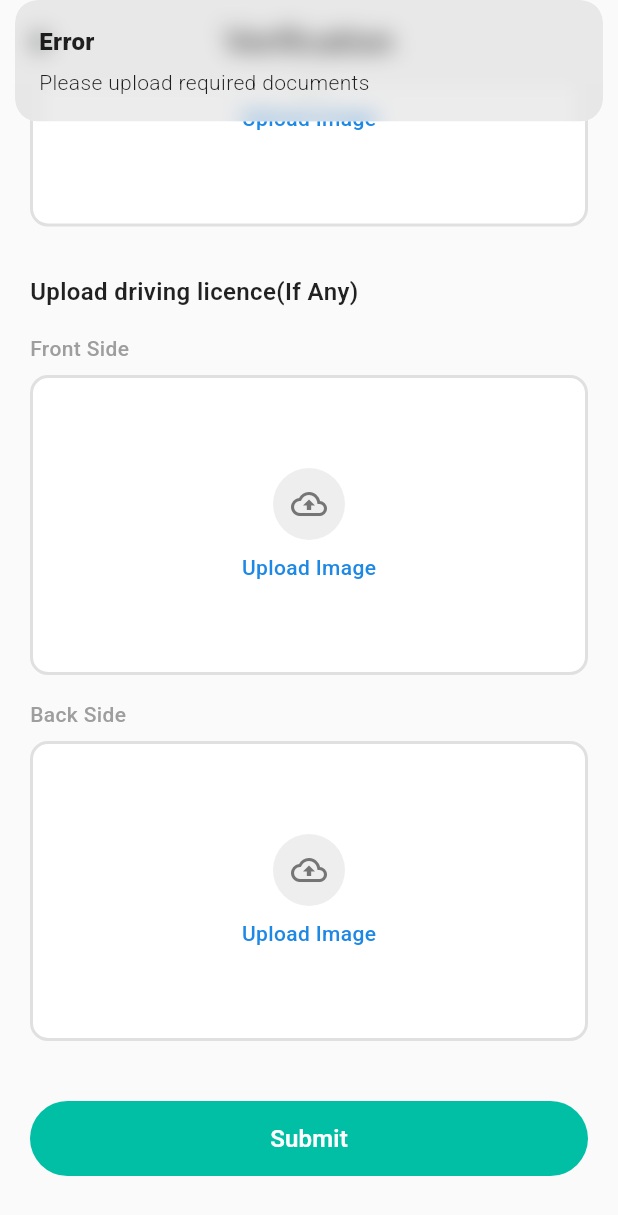
After one commit to smnasimahmed/go_connect, a Flutter app: the ReSubmitKycPage screen opened by its route, scrolled down 436 dp, after a tap on "Submit", on a phone screen of 412 x 824 dp. The commit adds this screen. Shown: the top 1215 px of the screen. Run offline on Flutter 3.47's test engine with Material 3 defaults, Android fonts, the phone set to English and light mode, and no system bars; our stand-ins replace carousel_slider, dotted_line, flutter_rating_bar, flutter_svg, geocoding, geolocator and 7 more; missing offline and left inert: multi_image_picker_view; accounts and stored records are empty.

Commit message:
Update KYC UI Completed

```diff
--- a/lib/constant/const_icons.dart
+++ b/lib/constant/const_icons.dart
@@ -20,6 +20,7 @@ class ConstIcons {
   static const String termsAndConditions =
       'assets/icons/profile_icons/termsAndConditions.svg';
   static const String cameraIcon = 'assets/icons/profile_icons/cameraIcon.svg';
+  static const String reSubmitKYC = 'assets/icons/profile_icons/reSubmitKYC.svg';
 
   // Other icon
   static const String carsIcon = 'assets/icons/car_icon.svg';
--- a/lib/constant/const_string.dart
+++ b/lib/constant/const_string.dart
@@ -130,6 +130,7 @@ class ConstString {
   static const String editProfileInformation = 'Edit Profile Information';
   static const String switchIntoHost = 'Switch Into Host';
   static const String chooseLanguage = 'Choose Language';
+  static const String reSubmitKYC = 'Re-submit KYC';
   static const String changePassword = 'Change Password';
   static const String currrentPassword = 'Current Password';
   static const String enterNewpassword = 'Enter New Password';
--- /dev/null
+++ b/lib/profile_screen/re_submit_kyc_screen/controller/re_submit_kyc_controller.dart
@@ -0,0 +1,222 @@
+import 'package:get/get.dart';
+import 'package:image_picker/image_picker.dart';
+import 'package:flutter/material.dart';
+
+class ReSubmitKycController extends GetxController {
+  final ImagePicker _picker = ImagePicker();
+
+  // Four variables for different image paths
+  String? photoIdFrontPath;
+  String? photoIdBackPath;
+  String? drivingLicenceFrontPath;
+  String? drivingLicenceBackPath;
+
+  // API image URLs (if available from API)
+  String? photoIdFrontUrl;
+  String? photoIdBackUrl;
+  String? drivingLicenceFrontUrl;
+  String? drivingLicenceBackUrl;
+
+  bool isSubmitting = false;
+
+  @override
+  void onInit() {
+    super.onInit();
+    // Initialize with API data if available
+    loadExistingImages();
+  }
+
+  void loadExistingImages() {
+    // This method will be called when you integrate API
+    // For now, keeping it empty
+    // You can set the URL values here when API is integrated
+    update();
+  }
+
+  Future<void> pickPhotoIdFront() async {
+    await _pickImage((path) {
+      photoIdFrontPath = path;
+      update();
+    });
+  }
+
+  Future<void> pickPhotoIdBack() async {
+    await _pickImage((path) {
+      photoIdBackPath = path;
+      update();
+    });
+  }
+
+  Future<void> pickDrivingLicenceFront() async {
+    await _pickImage((path) {
+      drivingLicenceFrontPath = path;
+      update();
+    });
+  }
+
+  Future<void> pickDrivingLicenceBack() async {
+    await _pickImage((path) {
+      drivingLicenceBackPath = path;
+      update();
+    });
+  }
+
+  Future<void> _pickImage(Function(String?) onImagePicked) async {
+    try {
+      final XFile? image = await _picker.pickImage(
+        source: ImageSource.gallery,
+        maxWidth: 1800,
+        maxHeight: 1800,
+        imageQuality: 85,
+      );
+
+      if (image != null) {
+        onImagePicked(image.path);
+      }
+    } catch (e) {
+      Get.snackbar('Error', 'Failed to pick image: $e');
+    }
+  }
+
+  Future<void> takePhotoIdFront() async {
+    await _takePhoto((path) {
+      photoIdFrontPath = path;
+      update();
+    });
+  }
+
+  Future<void> takePhotoIdBack() async {
+    await _takePhoto((path) {
+      photoIdBackPath = path;
+      update();
+    });
+  }
+
+  Future<void> takeDrivingLicenceFront() async {
+    await _takePhoto((path) {
+      drivingLicenceFrontPath = path;
+      update();
+    });
+  }
+
+  Future<void> takeDrivingLicenceBack() async {
+    await _takePhoto((path) {
+      drivingLicenceBackPath = path;
+      update();
+    });
+  }
+
+  Future<void> _takePhoto(Function(String?) onImageTaken) async {
+    try {
+      final XFile? image = await _picker.pickImage(
+        source: ImageSource.camera,
+        maxWidth: 1800,
+        maxHeight: 1800,
+        imageQuality: 85,
+      );
+
+      if (image != null) {
+        onImageTaken(image.path);
+      }
+    } catch (e) {
+      Get.snackbar('Error', 'Failed to take photo: $e');
+    }
+  }
+
+  void showImageSourceOptions(String imageType) {
+    Get.bottomSheet(
+      Container(
+        padding: const EdgeInsets.all(20),
+        decoration: const BoxDecoration(
+          color: Colors.white,
+          borderRadius: BorderRadius.only(
+            topLeft: Radius.circular(20),
+            topRight: Radius.circular(20),
+          ),
+        ),
+        child: Column(
+          mainAxisSize: MainAxisSize.min,
+          children: [
+            const Text(
+              'Select Image Source',
+              style: TextStyle(fontSize: 18, fontWeight: FontWeight.bold),
+            ),
+            const SizedBox(height: 20),
+            ListTile(
+              leading: const Icon(Icons.camera_alt),
+              title: const Text('Camera'),
+              onTap: () {
+                Get.back();
+                _handleImageSelection(imageType, true);
+              },
+            ),
+            ListTile(
+              leading: const Icon(Icons.photo_library),
+              title: const Text('Gallery'),
+              onTap: () {
+                Get.back();
+                _handleImageSelection(imageType, false);
+              },
+            ),
+          ],
+        ),
+      ),
+    );
+  }
+
+  void _handleImageSelection(String imageType, bool fromCamera) {
+    switch (imageType) {
+      case 'photoIdFront':
+        fromCamera ? takePhotoIdFront() : pickPhotoIdFront();
+        break;
+      case 'photoIdBack':
+        fromCamera ? takePhotoIdBack() : pickPhotoIdBack();
+        break;
+      case 'drivingLicenceFront':
+        fromCamera ? takeDrivingLicenceFront() : pickDrivingLicenceFront();
+        break;
+      case 'drivingLicenceBack':
+        fromCamera ? takeDrivingLicenceBack() : pickDrivingLicenceBack();
+        break;
+    }
+  }
+
+  bool get hasPhotoIdFront => photoIdFrontPath != null || photoIdFrontUrl != null;
+  bool get hasPhotoIdBack => photoIdBackPath != null || photoIdBackUrl != null;
+  bool get hasDrivingLicenceFront =>
+      drivingLicenceFrontPath != null || drivingLicenceFrontUrl != null;
+  bool get hasDrivingLicenceBack =>
+      drivingLicenceBackPath != null || drivingLicenceBackUrl != null;
+
+  bool get canSubmit => hasPhotoIdFront && hasPhotoIdBack;
+
+  Future<void> submitKyc() async {
+    if (!canSubmit) {
+      Get.snackbar('Error', 'Please upload required documents');
+      return;
+    }
+
+    isSubmitting = true;
+    update();
+
+    try {
+      // Simulate API call
+      await Future.delayed(const Duration(seconds: 2));
+
+      // Here you can integrate your API call
+      // Use the four path variables for API integration:
+      // - photoIdFrontPath
+      // - photoIdBackPath
+      // - drivingLicenceFrontPath
+      // - drivingLicenceBackPath
+
+      Get.snackbar('Success', 'KYC documents submitted successfully');
+      Get.back(); // Navigate back after successful submission
+    } catch (e) {
+      Get.snackbar('Error', 'Failed to submit KYC: $e');
+    } finally {
+      isSubmitting = false;
+      update();
+    }
+  }
+}
--- /dev/null
+++ b/lib/profile_screen/re_submit_kyc_screen/re_submit_kyc_page.dart
@@ -0,0 +1,278 @@
+import 'package:flutter/material.dart';
+import 'package:get/get.dart';
+import 'package:go_connect/constant/const_string.dart';
+import 'package:go_connect/custom_widget/appbar_blank_back_button.dart';
+import 'dart:io';
+import 'package:go_connect/profile_screen/re_submit_kyc_screen/controller/re_submit_kyc_controller.dart';
+// Import your controller file here
+// import 'resubmit_kyc_controller.dart';
+
+class ReSubmitKycPage extends StatelessWidget {
+  const ReSubmitKycPage({super.key});
+
+  @override
+  Widget build(BuildContext context) {
+    return Scaffold(
+      backgroundColor: Colors.grey[50],
+      appBar: appBarBlankWithBackButton(ConstString.verification),
+      body: GetBuilder<ReSubmitKycController>(
+        init: ReSubmitKycController(),
+        builder: (controller) => SingleChildScrollView(
+          padding: const EdgeInsets.all(20),
+          child: Column(
+            crossAxisAlignment: CrossAxisAlignment.start,
+            children: [
+              // Photo ID Card Section
+              const Text(
+                'Upload Photo ID card',
+                style: TextStyle(
+                  fontSize: 16,
+                  fontWeight: FontWeight.w600,
+                  color: Colors.black87,
+                ),
+              ),
+              const SizedBox(height: 16),
+
+              // Front Side
+              const Text(
+                'Front Side',
+                style: TextStyle(
+                  fontSize: 14,
+                  color: Colors.grey,
+                  fontWeight: FontWeight.w500,
+                ),
+              ),
+              const SizedBox(height: 8),
+              _buildImageUploadContainer(
+                hasImage: controller.hasPhotoIdFront,
+                imagePath: controller.photoIdFrontPath,
+                imageUrl: controller.photoIdFrontUrl,
+                onTap: () => controller.showImageSourceOptions('photoIdFront'),
+              ),
+
+              const SizedBox(height: 16),
+
+              // Back Side
+              const Text(
+                'Back Side',
+                style: TextStyle(
+                  fontSize: 14,
+                  color: Colors.grey,
+                  fontWeight: FontWeight.w500,
+                ),
+              ),
+              const SizedBox(height: 8),
+              _buildImageUploadContainer(
+                hasImage: controller.hasPhotoIdBack,
+                imagePath: controller.photoIdBackPath,
+                imageUrl: controller.photoIdBackUrl,
+                onTap: () => controller.showImageSourceOptions('photoIdBack'),
+              ),
+
+              const SizedBox(height: 32),
+
+              // Driving License Section
+              const Text(
+                'Upload driving licence(If Any)',
+                style: TextStyle(
+                  fontSize: 16,
+                  fontWeight: FontWeight.w600,
+                  color: Colors.black87,
+                ),
+              ),
+              const SizedBox(height: 16),
+
+              // Front Side
+              const Text(
+                'Front Side',
+                style: TextStyle(
+                  fontSize: 14,
+                  color: Colors.grey,
+                  fontWeight: FontWeight.w500,
+                ),
+              ),
+              const SizedBox(height: 8),
+              _buildImageUploadContainer(
+                hasImage: controller.hasDrivingLicenceFront,
+                imagePath: controller.drivingLicenceFrontPath,
+                imageUrl: controller.drivingLicenceFrontUrl,
+                onTap: () => controller.showImageSourceOptions('drivingLicenceFront'),
+              ),
+
+              const SizedBox(height: 16),
+
+              // Back Side
+              const Text(
+                'Back Side',
+                style: TextStyle(
+                  fontSize: 14,
+                  color: Colors.grey,
+                  fontWeight: FontWeight.w500,
+                ),
+              ),
+              const SizedBox(height: 8),
+              _buildImageUploadContainer(
+                hasImage: controller.hasDrivingLicenceBack,
+                imagePath: controller.drivingLicenceBackPath,
+                imageUrl: controller.drivingLicenceBackUrl,
+                onTap: () => controller.showImageSourceOptions('drivingLicenceBack'),
+              ),
+
+              const SizedBox(height: 40),
+
+              // Submit Button
+              SizedBox(
+                width: double.infinity,
+                height: 50,
+                child: ElevatedButton(
+                  onPressed: controller.isSubmitting ? null : controller.submitKyc,
+                  style: ElevatedButton.styleFrom(
+                    backgroundColor: const Color(0xFF00BFA5),
+                    shape: RoundedRectangleBorder(
+                      borderRadius: BorderRadius.circular(25),
+                    ),
+                    elevation: 0,
+                  ),
+                  child: controller.isSubmitting
+                      ? const SizedBox(
+                          height: 20,
+                          width: 20,
+                          child: CircularProgressIndicator(
+                            color: Colors.white,
+                            strokeWidth: 2,
+                          ),
+                        )
+                      : const Text(
+                          'Submit',
+                          style: TextStyle(
+                            fontSize: 16,
+                            fontWeight: FontWeight.w600,
+                            color: Colors.white,
+                          ),
+                        ),
+                ),
+              ),
+
+              const SizedBox(height: 20),
+            ],
+          ),
+        ),
+      ),
+    );
+  }
+
+  Widget _buildImageUploadContainer({
+    required bool hasImage,
+    required String? imagePath,
+    required String? imageUrl,
+    required VoidCallback onTap,
+  }) {
+    return GestureDetector(
+      onTap: onTap,
+      child: Container(
+        height: 200,
+        width: double.infinity,
+        decoration: BoxDecoration(
+          border: Border.all(
+            color: Colors.grey[300]!,
+            width: 2,
+            style: BorderStyle.solid,
+          ),
+          borderRadius: BorderRadius.circular(12),
+          color: Colors.white,
+        ),
+        child: hasImage
+            ? _buildImagePreview(imagePath, imageUrl, onTap)
+            : _buildUploadPlaceholder(),
+      ),
+    );
+  }
+
+  Widget _buildImagePreview(String? imagePath, String? imageUrl, VoidCallback onRetake) {
+    return Stack(
+      children: [
+        ClipRRect(
+          borderRadius: BorderRadius.circular(10),
+          child: SizedBox(
+            width: double.infinity,
+            height: double.infinity,
+            child: imagePath != null
+                ? Image.file(File(imagePath), fit: BoxFit.cover)
+                : imageUrl != null
+                ? Image.network(
+                    imageUrl,
+                    fit: BoxFit.cover,
+                    loadingBuilder: (context, child, loadingProgress) {
+                      if (loadingProgress == null) return child;
+                      return const Center(child: CircularProgressIndicator());
+                    },
+                    errorBuilder: (context, error, stackTrace) {
+                      return _buildUploadPlaceholder();
+                    },
+                  )
+                : _buildUploadPlaceholder(),
+          ),
+        ),
+        Positioned(
+          top: 8,
+          right: 8,
+          child: GestureDetector(
+            onTap: onRetake,
+            child: Container(
+              padding: const EdgeInsets.all(4),
+              decoration: BoxDecoration(
+                color: Colors.black.withOpacity(0.6),
+                borderRadius: BorderRadius.circular(4),
+              ),
+              child: const Icon(Icons.edit, color: Colors.white, size: 16),
+            ),
+          ),
+        ),
+        if (imageUrl != null && imagePath == null)
+          Positioned(
+            bottom: 8,
+            left: 8,
+            right: 8,
+            child: Container(
+              padding: const EdgeInsets.symmetric(vertical: 4, horizontal: 8),
+              decoration: BoxDecoration(
+                color: Colors.black.withOpacity(0.7),
+                borderRadius: BorderRadius.circular(4),
+              ),
+              child: const Text(
+                'Upload document again?',
+                style: TextStyle(
+                  color: Colors.white,
+                  fontSize: 12,
+                  fontWeight: FontWeight.w500,
+                ),
+                textAlign: TextAlign.center,
+              ),
+            ),
+          ),
+      ],
+    );
+  }
+
+  Widget _buildUploadPlaceholder() {
+    return Column(
+      mainAxisAlignment: MainAxisAlignment.center,
+      children: [
+        Container(
+          padding: const EdgeInsets.all(12),
+          decoration: BoxDecoration(color: Colors.grey[200], shape: BoxShape.circle),
+          child: Icon(Icons.cloud_upload_outlined, size: 24, color: Colors.grey[600]),
+        ),
+        const SizedBox(height: 8),
+        Text(
+          'Upload Image',
+          style: TextStyle(
+            fontSize: 14,
+            color: Colors.blue[600],
+            fontWeight: FontWeight.w500,
+          ),
+        ),
+      ],
+    );
+  }
+}
--- a/lib/routes/app_routes.dart
+++ b/lib/routes/app_routes.dart
@@ -21,6 +21,7 @@ class AppRoutes {
   static const profilePage = "/profilePage";
   static const editProfilePage = "/editProfilePage";
   static const chooseLanguagePage = "/chooseLanguagePage";
+  static const reSubmitKycPage = "/reSubmitKycPage";
   static const favouritsPage = "/favouritsPage";
   static const passwordPage = "/passwordPage";
   static const aboutUsPage = "/aboutUsPage";
--- a/lib/routes/app_routes_file.dart
+++ b/lib/routes/app_routes_file.dart
@@ -22,6 +22,7 @@ import 'package:go_connect/profile_screen/faq_screens/faq_page.dart';
 import 'package:go_connect/profile_screen/favourits_screen/favourits_page.dart';
 import 'package:go_connect/profile_screen/password_screen/password_page.dart';
 import 'package:go_connect/profile_screen/profile_page.dart';
+import 'package:go_connect/profile_screen/re_submit_kyc_screen/re_submit_kyc_page.dart';
 import 'package:go_connect/profile_screen/terms_conditions_screen/terms_conditions_page.dart';
 import 'package:go_connect/routes/app_routes.dart';
 import 'package:go_connect/routes/bindings/authBindings.dart';
@@ -63,6 +64,7 @@ List<GetPage> appRouteFile = <GetPage>[
   GetPage(name: AppRoutes.profilePage, page: () => const ProfilePage()),
   GetPage(name: AppRoutes.editProfilePage, page: () => const EditProfilePage()),
   GetPage(name: AppRoutes.chooseLanguagePage, page: () => const ChooseLanguagePage()),
+  GetPage(name: AppRoutes.reSubmitKycPage, page: () => const ReSubmitKycPage()),
   GetPage(name: AppRoutes.favouritsPage, page: () => const FavouritsPage()),
   GetPage(name: AppRoutes.passwordPage, page: () => const PasswordPage()),
   GetPage(name: AppRoutes.aboutUsPage, page: () => const AboutUsPage()),
```
Also changed, not shown: lib/profile_screen/profile_page.dart (+7 -16 lines), assets/icons/profile_icons/reSubmitKYC.svg (added).
